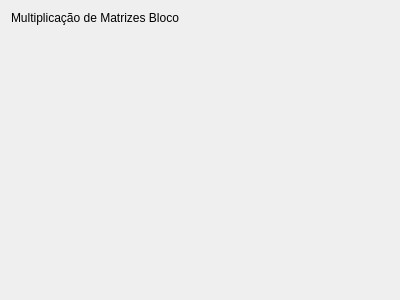
Before: the Qt Designer form Algebra/Matrix01/block_tab.ui in RicardoBusta/Doutorado, drawn with Qt 5.
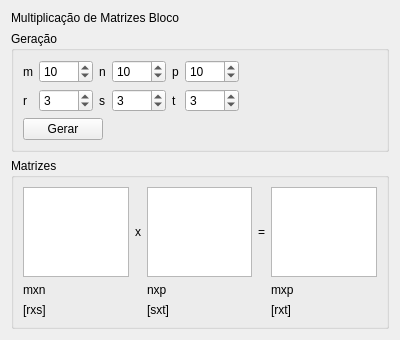
After: the same form once the commit is applied.

What changed in the file:
```diff
--- a/Algebra/Matrix01/block_tab.ui
+++ b/Algebra/Matrix01/block_tab.ui
@@ -7,7 +7,7 @@
     <x>0</x>
     <y>0</y>
     <width>400</width>
-    <height>300</height>
+    <height>340</height>
    </rect>
   </property>
   <property name="windowTitle">
@@ -22,17 +22,248 @@
     </widget>
    </item>
    <item>
-    <spacer name="verticalSpacer">
-     <property name="orientation">
-      <enum>Qt::Vertical</enum>
+    <widget class="QGroupBox" name="groupBox">
+     <property name="title">
+      <string>Geração</string>
      </property>
-     <property name="sizeHint" stdset="0">
-      <size>
-       <width>20</width>
-       <height>40</height>
-      </size>
+     <layout class="QVBoxLayout" name="verticalLayout_2">
+      <item>
+       <layout class="QGridLayout" name="gridLayout_2">
+        <item row="1" column="4">
+         <widget class="QLabel" name="label_4">
+          <property name="text">
+           <string>t</string>
+          </property>
+         </widget>
+        </item>
+        <item row="1" column="0">
+         <widget class="QLabel" name="label_7">
+          <property name="text">
+           <string>r</string>
+          </property>
+         </widget>
+        </item>
+        <item row="0" column="0">
+         <widget class="QLabel" name="label_2">
+          <property name="text">
+           <string>m</string>
+          </property>
+         </widget>
+        </item>
+        <item row="0" column="4">
+         <widget class="QLabel" name="label_6">
+          <property name="text">
+           <string>p</string>
+          </property>
+         </widget>
+        </item>
+        <item row="0" column="3">
+         <widget class="QSpinBox" name="spinBox_3">
+          <property name="minimum">
+           <number>1</number>
+          </property>
+          <property name="maximum">
+           <number>9999</number>
+          </property>
+          <property name="value">
+           <number>10</number>
+          </property>
+         </widget>
+        </item>
+        <item row="1" column="2">
+         <widget class="QLabel" name="label_3">
+          <property name="text">
+           <string>s</string>
+          </property>
+         </widget>
+        </item>
+        <item row="1" column="3">
+         <widget class="QSpinBox" name="spinBox_4">
+          <property name="minimum">
+           <number>1</number>
+          </property>
+          <property name="maximum">
+           <number>9999</number>
+          </property>
+          <property name="value">
+           <number>3</number>
+          </property>
+         </widget>
+        </item>
+        <item row="0" column="6">
+         <spacer name="horizontalSpacer">
+          <property name="orientation">
+           <enum>Qt::Horizontal</enum>
+          </property>
+          <property name="sizeHint" stdset="0">
+           <size>
+            <width>40</width>
+            <height>20</height>
+           </size>
+          </property>
+         </spacer>
+        </item>
+        <item row="0" column="2">
+         <widget class="QLabel" name="label_5">
+          <property name="text">
+           <string>n</string>
+          </property>
+         </widget>
+        </item>
+        <item row="0" column="1">
+         <widget class="QSpinBox" name="spinBox">
+          <property name="minimum">
+           <number>1</number>
+          </property>
+          <property name="maximum">
+           <number>9999</number>
+          </property>
+          <property name="value">
+           <number>10</number>
+          </property>
+         </widget>
+        </item>
+        <item row="1" column="1">
+         <widget class="QSpinBox" name="spinBox_2">
+          <property name="minimum">
+           <number>1</number>
+          </property>
+          <property name="maximum">
+           <number>9999</number>
+          </property>
+          <property name="value">
+           <number>3</number>
+          </property>
+         </widget>
+        </item>
+        <item row="0" column="5">
+         <widget class="QSpinBox" name="spinBox_5">
+          <property name="minimum">
+           <number>1</number>
+          </property>
+          <property name="maximum">
+           <number>9999</number>
+          </property>
+          <property name="value">
+           <number>10</number>
+          </property>
+         </widget>
+        </item>
+        <item row="1" column="5">
+         <widget class="QSpinBox" name="spinBox_6">
+          <property name="minimum">
+           <number>1</number>
+          </property>
+          <property name="maximum">
+           <number>9999</number>
+          </property>
+          <property name="value">
+           <number>3</number>
+          </property>
+         </widget>
+        </item>
+       </layout>
+      </item>
+      <item>
+       <layout class="QHBoxLayout" name="horizontalLayout">
+        <item>
+         <widget class="QPushButton" name="pushButton_3">
+          <property name="text">
+           <string>Gerar</string>
+          </property>
+         </widget>
+        </item>
+        <item>
+         <spacer name="horizontalSpacer_2">
+          <property name="orientation">
+           <enum>Qt::Horizontal</enum>
+          </property>
+          <property name="sizeHint" stdset="0">
+           <size>
+            <width>40</width>
+            <height>20</height>
+           </size>
+          </property>
+         </spacer>
+        </item>
+       </layout>
+      </item>
+     </layout>
+    </widget>
+   </item>
+   <item>
+    <widget class="QGroupBox" name="groupBox_2">
+     <property name="title">
+      <string>Matrizes</string>
      </property>
-    </spacer>
+     <layout class="QGridLayout" name="gridLayout">
+      <item row="0" column="4">
+       <widget class="QTableWidget" name="tableWidget_3"/>
+      </item>
+      <item row="1" column="0">
+       <widget class="QLabel" name="label_10">
+        <property name="text">
+         <string>mxn</string>
+        </property>
+       </widget>
+      </item>
+      <item row="0" column="3">
+       <widget class="QLabel" name="label_9">
+        <property name="text">
+         <string>=</string>
+        </property>
+       </widget>
+      </item>
+      <item row="0" column="0">
+       <widget class="QTableWidget" name="tableWidget"/>
+      </item>
+      <item row="0" column="2">
+       <widget class="QTableWidget" name="tableWidget_2"/>
+      </item>
+      <item row="0" column="1">
+       <widget class="QLabel" name="label_8">
+        <property name="text">
+         <string>x</string>
+        </property>
+       </widget>
+      </item>
+      <item row="1" column="4">
+       <widget class="QLabel" name="label_12">
+        <property name="text">
+         <string>mxp</string>
+        </property>
+       </widget>
+      </item>
+      <item row="1" column="2">
+       <widget class="QLabel" name="label_11">
+        <property name="text">
+         <string>nxp</string>
+        </property>
+       </widget>
+      </item>
+      <item row="2" column="0">
+       <widget class="QLabel" name="label_13">
+        <property name="text">
+         <string>[rxs]</string>
+        </property>
+       </widget>
+      </item>
+      <item row="2" column="2">
+       <widget class="QLabel" name="label_14">
+        <property name="text">
+         <string>[sxt]</string>
+        </property>
+       </widget>
+      </item>
+      <item row="2" column="4">
+       <widget class="QLabel" name="label_15">
+        <property name="text">
+         <string>[rxt]</string>
+        </property>
+       </widget>
+      </item>
+     </layout>
+    </widget>
    </item>
   </layout>
  </widget>
```
